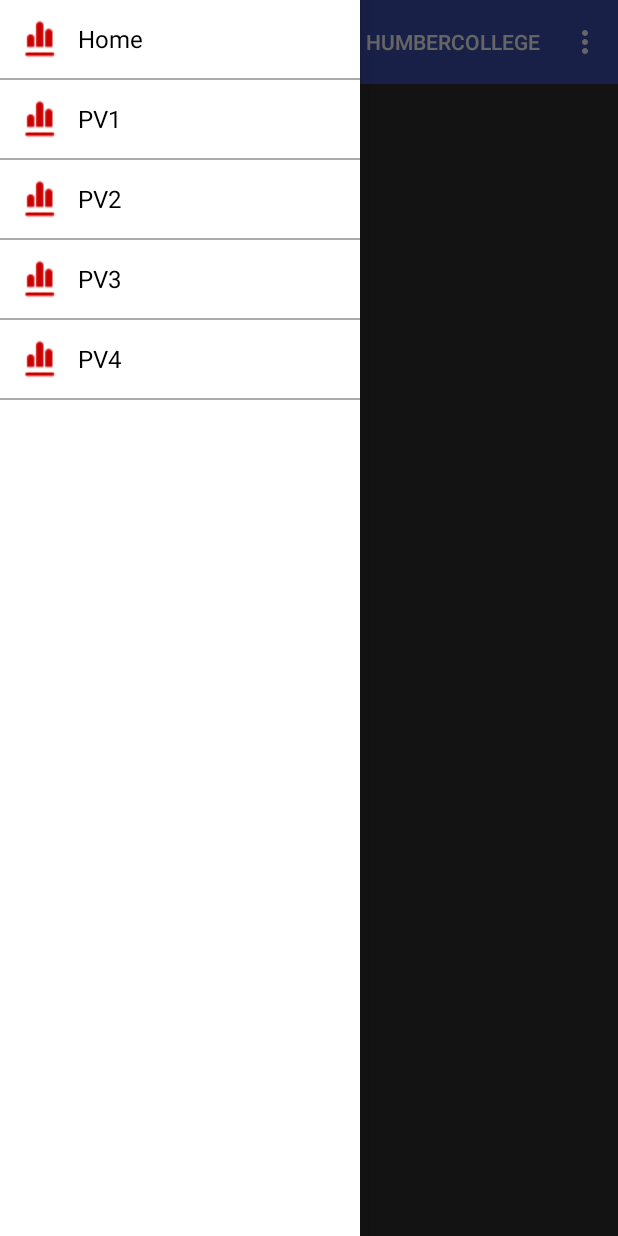
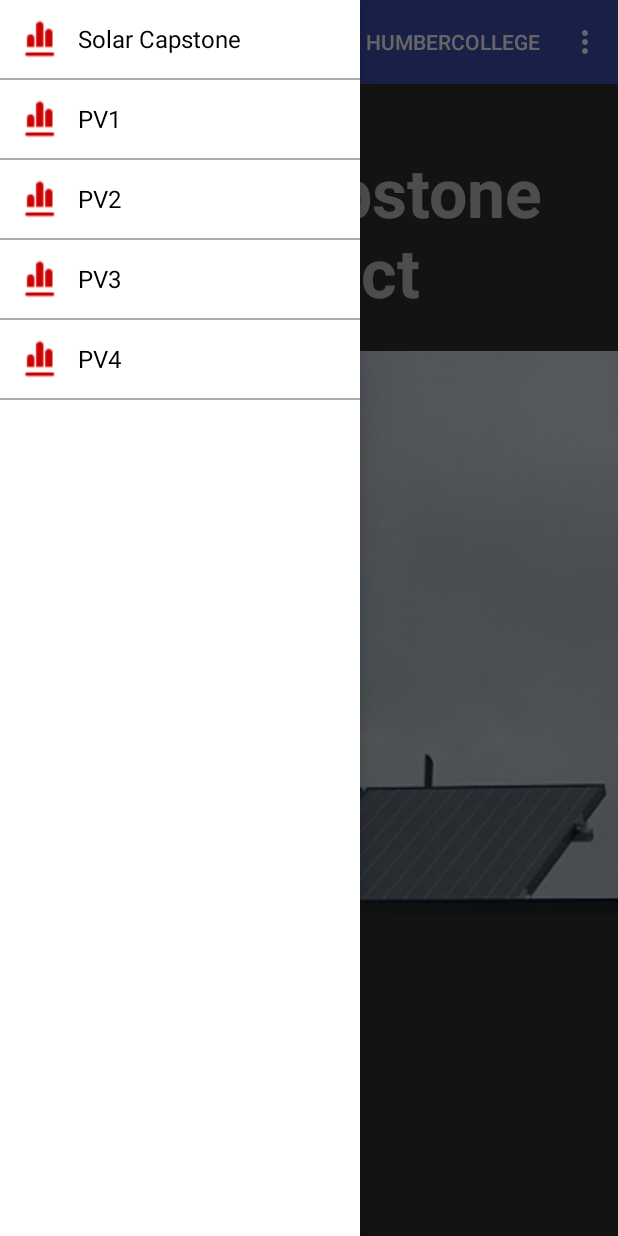
Before and after one commit to MegaExE/Solar-Capstone-App, an Android app: the screen it shows after launch (MainActivity), with the side drawer open, on a phone screen of 412 x 824 dp. Run offline under Robolectric (Android 15) with nearby library versions, the light colour scheme and no system bars; our stand-ins replace Firebase (no records; nobody signed in at launch, a user with empty details on screens opened directly).

Commit message:
Updated MainActivity.java

```diff
--- a/Solar Light/src/main/java/humber/ceng355/solarcapstoneapp/MainActivity.java
+++ b/Solar Light/src/main/java/humber/ceng355/solarcapstoneapp/MainActivity.java
@@ -12,6 +12,7 @@ import android.net.Uri;
 import android.os.Bundle;
 import android.support.v4.app.Fragment;
 import android.support.v4.app.FragmentManager;
+import android.support.v4.app.FragmentTransaction;
 import android.support.v4.view.GravityCompat;
 import android.support.v4.widget.DrawerLayout;
 import android.support.v7.app.AlertDialog;
@@ -53,7 +54,7 @@ public class MainActivity extends AppCompatActivity {
 
         //Display the image beside each selection in the Navigation Drawer
         DataModel[] drawerItem = new DataModel[5];
-        drawerItem[0] = new DataModel(R.drawable.table, "Home");
+        drawerItem[0] = new DataModel(R.drawable.table, "Solar Capstone");
         drawerItem[1] = new DataModel(R.drawable.table, "PV1");
         drawerItem[2] = new DataModel(R.drawable.table, "PV2");
         drawerItem[3] = new DataModel(R.drawable.table, "PV3");
@@ -69,8 +70,13 @@ public class MainActivity extends AppCompatActivity {
         setupDrawerToggle();
 
 
+
         FragmentManager fragmentManager = getSupportFragmentManager();
-        fragmentManager.beginTransaction().replace(R.id.content_frame, ).commit();
+        FragmentTransaction ft = fragmentManager.beginTransaction();
+
+        ft.replace(R.id.content_frame,new HomeScreen());
+
+        ft.commit();
 
 
     }
```
